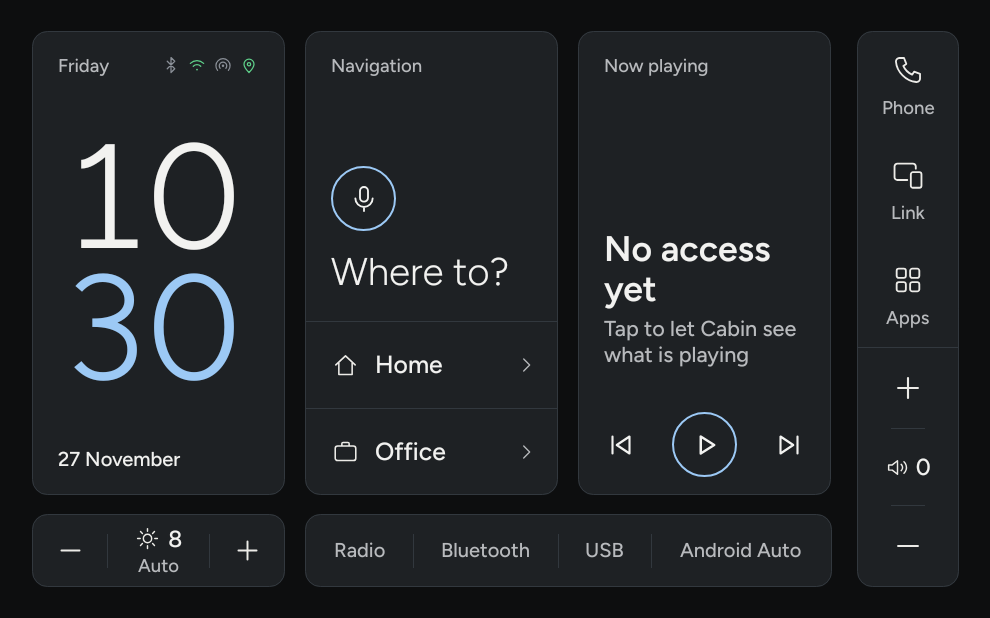
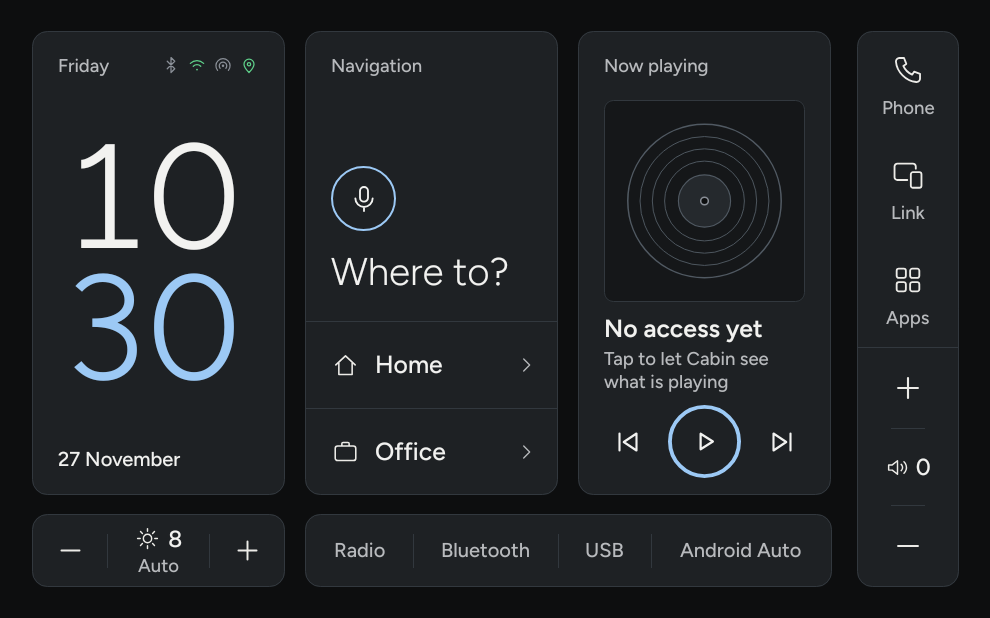
Before and after one commit to roufsyed/Cabin, an Android app built with Jetpack Compose: the screen it shows after launch (MainActivity), after a tap on "Home", on a phone screen of 824 x 412 dp (held sideways). Shown: the whole screen, without its empty margins (123-1113 px from the left). Run offline under Robolectric (Android 15) with nearby library versions, the phone set to English and light mode, and no system bars; 2 other taps on this screen came first.

Commit message:
implemented a redrawn Now playing card on Home with a large cover and the progress shown as a ring round play or pause

```diff
--- a/app/src/main/java/com/roufsyed/cabin/media/Covers.kt
+++ b/app/src/main/java/com/roufsyed/cabin/media/Covers.kt
@@ -12,8 +12,8 @@ import java.io.IOException
 /** Cover art as Cabin keeps it: square, and no larger than it is ever drawn. */
 object Covers {
 
-    /** The largest size cover art is drawn at is 84 design pixels; twice that covers any scale. */
-    const val SIDE_PX = 168
+    /** The largest size cover art is drawn at is 262 design pixels; twice that covers any scale. */
+    const val SIDE_PX = 524
 
     /**
      * The picture a player sent with its track, cropped square and scaled down. The result is always
--- a/app/src/main/java/com/roufsyed/cabin/model/UiModels.kt
+++ b/app/src/main/java/com/roufsyed/cabin/model/UiModels.kt
@@ -52,6 +52,8 @@ data class NowPlayingUi(
     val needsAccess: Boolean = false,
 ) {
     val playing: Boolean get() = progress.playing
+
+    val canSkip: Boolean get() = needsAccess || !progress.empty
 }
 
 /** What the Now playing panel says for each state of the unit's media. */
--- a/app/src/main/java/com/roufsyed/cabin/ui/home/HomePanels.kt
+++ b/app/src/main/java/com/roufsyed/cabin/ui/home/HomePanels.kt
@@ -7,6 +7,7 @@ import androidx.compose.foundation.layout.Arrangement
 import androidx.compose.foundation.layout.Box
 import androidx.compose.foundation.layout.Column
 import androidx.compose.foundation.layout.Row
+import androidx.compose.foundation.layout.Spacer
 import androidx.compose.foundation.layout.fillMaxSize
 import androidx.compose.foundation.layout.fillMaxWidth
 import androidx.compose.foundation.layout.height
@@ -29,7 +30,8 @@ import com.roufsyed.cabin.ui.components.pressable
 import com.roufsyed.cabin.ui.icons.Icon
 import com.roufsyed.cabin.ui.icons.SlateIcons
 import com.roufsyed.cabin.ui.media.CoverArt
-import com.roufsyed.cabin.ui.media.ProgressBlock
+import com.roufsyed.cabin.ui.media.NoCover
+import com.roufsyed.cabin.ui.media.ProgressRing
 import com.roufsyed.cabin.model.ClockUi
 import com.roufsyed.cabin.model.HomePanel
 import com.roufsyed.cabin.model.NavUi
@@ -230,53 +232,56 @@ private fun NowPlayingPanel(
 ) {
     Panel(Modifier.size(328.dp, 600.dp)) {
         Column(Modifier.fillMaxSize()) {
-            Box(
+            Column(
                 Modifier
-                    .size(326.dp, 470.dp)
+                    .size(326.dp, 483.dp)
                     .pressable("Open music", onClick = onOpen)
                     .padding(start = 32.dp, top = 28.dp, end = 32.dp),
             ) {
-                val timed = nowPlaying.progress.hasLength
-                Column(Modifier.fillMaxSize(), verticalArrangement = Arrangement.SpaceBetween) {
-                    Txt(nowPlaying.caption, 24, color = Slate.Muted)
-                    Column(
-                        modifier = Modifier.padding(bottom = if (timed) 0.dp else 36.dp),
-                        verticalArrangement = Arrangement.spacedBy(8.dp),
-                    ) {
-                        Txt(nowPlaying.title, 46, weight = Slate.SemiBold, lineHeight = 1.1f, maxLines = 3)
+                Txt(nowPlaying.caption, 24, color = Slate.Muted)
+                Spacer(Modifier.height(30.dp))
+                // The playing track's own picture, where its player supplies one, and a record drawn
+                // in its place where it does not: nothing moves when a picture comes and goes.
+                if (nowPlaying.art != null) {
+                    CoverArt(nowPlaying.art, 262.dp, 12.dp)
+                } else {
+                    NoCover(262.dp, 12.dp)
+                }
+                Box(Modifier.weight(1f).fillMaxWidth(), contentAlignment = Alignment.CenterStart) {
+                    Column(verticalArrangement = Arrangement.spacedBy(5.dp)) {
+                        Txt(nowPlaying.title, 32, weight = Slate.SemiBold, lineHeight = 1.1f, maxLines = 2)
                         if (nowPlaying.artist.isNotBlank()) {
-                            Txt(nowPlaying.artist, 28, color = Slate.Muted, maxLines = 2)
+                            Txt(nowPlaying.artist, 24, color = Slate.Muted, ellipsis = !nowPlaying.needsAccess, maxLines = 2)
                         }
                     }
-                    if (timed) ProgressBlock(nowPlaying.progress, gap = 14.dp)
-                }
-                // The playing track's own picture, where its player supplies one. It hangs in the top
-                // right corner, as the status marks do in the clock panel, and takes no room from the
-                // text: nothing moves when it comes and goes, and the longest title still clears it.
-                if (nowPlaying.art != null) {
-                    CoverArt(nowPlaying.art, 84.dp, 10.dp, Modifier.align(Alignment.TopEnd))
                 }
             }
-            Row(Modifier.size(326.dp, 128.dp)) {
+            Row(Modifier.size(326.dp, 115.dp)) {
+                val skip = if (nowPlaying.canSkip) Slate.Text else Slate.Disabled
                 Box(
-                    Modifier.size(108.dp, 128.dp).pressable("Previous", onClick = onPrevious),
+                    Modifier
+                        .size(113.dp, 115.dp)
+                        .pressable("Previous", enabled = nowPlaying.canSkip, onClick = onPrevious)
+                        .padding(start = 13.dp, bottom = 21.dp),
                     contentAlignment = Alignment.Center,
-                ) { Icon(SlateIcons.Previous, 44.dp, Slate.Text, 1.5f) }
+                ) { Icon(SlateIcons.Previous, 44.dp, skip, 1.5f) }
                 Box(
-                    Modifier.size(110.dp, 128.dp).pressable("Play or pause", onClick = onPlayPause),
+                    Modifier
+                        .size(100.dp, 115.dp)
+                        .pressable("Play or pause", onClick = onPlayPause)
+                        .padding(bottom = 21.dp),
                     contentAlignment = Alignment.Center,
                 ) {
-                    Box(
-                        Modifier.size(84.dp).border(1.5.dp, Slate.Accent, CircleShape),
-                        contentAlignment = Alignment.Center,
-                    ) {
-                        Icon(if (nowPlaying.playing) SlateIcons.Pause else SlateIcons.Play, 44.dp, Slate.Text, 1.75f)
-                    }
+                    ProgressRing(nowPlaying.progress, Modifier.size(94.dp))
+                    Icon(if (nowPlaying.playing) SlateIcons.Pause else SlateIcons.Play, 40.dp, Slate.Text, 1.75f)
                 }
                 Box(
-                    Modifier.size(108.dp, 128.dp).pressable("Next", onClick = onNext),
+                    Modifier
+                        .size(113.dp, 115.dp)
+                        .pressable("Next", enabled = nowPlaying.canSkip, onClick = onNext)
+                        .padding(end = 13.dp, bottom = 21.dp),
                     contentAlignment = Alignment.Center,
-                ) { Icon(SlateIcons.Next, 44.dp, Slate.Text, 1.5f) }
+                ) { Icon(SlateIcons.Next, 44.dp, skip, 1.5f) }
             }
         }
     }
--- a/app/src/main/java/com/roufsyed/cabin/ui/media/Cover.kt
+++ b/app/src/main/java/com/roufsyed/cabin/ui/media/Cover.kt
@@ -1,14 +1,21 @@
 package com.roufsyed.cabin.ui.media
 
+import androidx.compose.foundation.Canvas
 import androidx.compose.foundation.Image
+import androidx.compose.foundation.background
+import androidx.compose.foundation.border
 import androidx.compose.foundation.layout.size
 import androidx.compose.foundation.shape.RoundedCornerShape
 import androidx.compose.runtime.Composable
 import androidx.compose.ui.Modifier
 import androidx.compose.ui.draw.clip
+import androidx.compose.ui.graphics.Color
 import androidx.compose.ui.graphics.ImageBitmap
+import androidx.compose.ui.graphics.drawscope.Stroke
 import androidx.compose.ui.layout.ContentScale
 import androidx.compose.ui.unit.Dp
+import androidx.compose.ui.unit.dp
+import com.roufsyed.cabin.ui.theme.Slate
 
 /** The playing track's own picture, as its player supplied it: a square with rounded corners. */
 @Composable
@@ -20,3 +27,25 @@ fun CoverArt(art: ImageBitmap, side: Dp, corner: Dp, modifier: Modifier = Modifi
         contentScale = ContentScale.Crop,
     )
 }
+
+@Composable
+fun NoCover(side: Dp, corner: Dp, modifier: Modifier = Modifier) {
+    val shape = RoundedCornerShape(corner)
+    val ground = Slate.Ground
+    val groove = Slate.Outline
+    val label = Slate.Raised
+    val hole = Slate.Disabled
+    Canvas(modifier.size(side).background(ground.copy(alpha = 0.5f), shape).border(1.dp, Slate.Hairline, shape)) {
+        val unit = size.minDimension / RECORD_BOX
+        fun ring(radius: Float, width: Float, colour: Color) =
+            drawCircle(colour, radius * unit, style = Stroke(width * unit))
+        ring(100f, 2f, groove)
+        for (radius in listOf(84f, 68f, 52f)) ring(radius, 1.25f, groove)
+        drawCircle(label, 34f * unit)
+        ring(34f, 1.5f, groove)
+        drawCircle(ground, 5f * unit)
+        ring(5f, 2f, hole)
+    }
+}
+
+private const val RECORD_BOX = 262f
--- a/app/src/main/java/com/roufsyed/cabin/ui/media/Progress.kt
+++ b/app/src/main/java/com/roufsyed/cabin/ui/media/Progress.kt
@@ -1,18 +1,18 @@
 package com.roufsyed.cabin.ui.media
 
 import android.os.SystemClock
-import androidx.compose.foundation.background
-import androidx.compose.foundation.layout.Arrangement
-import androidx.compose.foundation.layout.Box
-import androidx.compose.foundation.layout.Column
-import androidx.compose.foundation.layout.Row
-import androidx.compose.foundation.layout.fillMaxWidth
-import androidx.compose.foundation.layout.height
-import androidx.compose.foundation.shape.RoundedCornerShape
+import androidx.compose.foundation.Canvas
 import androidx.compose.runtime.Composable
 import androidx.compose.runtime.getValue
 import androidx.compose.runtime.produceState
 import androidx.compose.ui.Modifier
+import androidx.compose.ui.geometry.Offset
+import androidx.compose.ui.geometry.Size
+import androidx.compose.ui.graphics.StrokeCap
+import androidx.compose.ui.graphics.drawscope.Stroke
+import androidx.compose.ui.semantics.ProgressBarRangeInfo
+import androidx.compose.ui.semantics.progressBarRangeInfo
+import androidx.compose.ui.semantics.semantics
 import androidx.compose.ui.unit.Dp
 import androidx.compose.ui.unit.dp
 import androidx.lifecycle.Lifecycle
@@ -20,7 +20,6 @@ import androidx.lifecycle.compose.LocalLifecycleOwner
 import androidx.lifecycle.repeatOnLifecycle
 import com.roufsyed.cabin.media.PlaybackProgress
 import com.roufsyed.cabin.ui.theme.Slate
-import com.roufsyed.cabin.ui.theme.Txt
 import kotlinx.coroutines.delay
 
 /**
@@ -36,7 +35,7 @@ fun rememberPlaybackClock(progress: PlaybackProgress): Long {
             lifecycle.repeatOnLifecycle(Lifecycle.State.STARTED) {
                 while (true) {
                     value = SystemClock.elapsedRealtime()
-                    // Wake just after the next whole second of the track, so the label changes on time.
+                    // Wake just after the next whole second of the track, so the arc moves in even steps.
                     val intoSecond = progress.positionAt(value) % 1000L
                     delay((1000L - intoSecond).coerceIn(50L, 1000L) + 20L)
                 }
@@ -46,39 +45,34 @@ fun rememberPlaybackClock(progress: PlaybackProgress): Long {
     return now
 }
 
-/** The 3 px progress line with the position and length under it, [gap] apart. */
+/**
+ * The progress ring, [stroke] thick: an outline-coloured track with the played part in the accent,
+ * from the top and clockwise. Where the player gives no length the ring is whole and in the accent,
+ * and says nothing of progress.
+ */
 @Composable
-fun ProgressBlock(progress: PlaybackProgress, gap: Dp, modifier: Modifier = Modifier) {
-    val now = rememberPlaybackClock(progress)
-    Column(modifier, verticalArrangement = Arrangement.spacedBy(gap)) {
-        ProgressTrack(progress.fractionAt(now))
-        Row(
-            modifier = Modifier
-                .fillMaxWidth()
-                .height(29.dp),
-            horizontalArrangement = Arrangement.SpaceBetween,
-        ) {
-            Txt(progress.positionLabel(now), 24, color = Slate.Muted, tabular = true)
-            Txt(progress.durationLabel, 24, color = Slate.Muted, tabular = true)
+fun ProgressRing(progress: PlaybackProgress, modifier: Modifier = Modifier, stroke: Dp = 5.dp) {
+    val timed = progress.hasLength
+    val played = progress.fractionAt(rememberPlaybackClock(progress))
+    val accent = Slate.Accent
+    val rest = Slate.Outline
+    Canvas(modifier.semantics { if (timed) progressBarRangeInfo = ProgressBarRangeInfo(played, 0f..1f) }) {
+        val width = stroke.toPx()
+        val corner = Offset(width / 2f, width / 2f)
+        val box = Size(size.width - width, size.height - width)
+        if (timed) {
+            drawArc(rest, 0f, 360f, useCenter = false, topLeft = corner, size = box, style = Stroke(width))
+            drawArc(
+                color = accent,
+                startAngle = -90f,
+                sweepAngle = 360f * played,
+                useCenter = false,
+                topLeft = corner,
+                size = box,
+                style = Stroke(width, cap = StrokeCap.Round),
+            )
+        } else {
+            drawArc(accent, 0f, 360f, useCenter = false, topLeft = corner, size = box, style = Stroke(width))
         }
     }
 }
-
-/** The 3 px progress line: a hairline-coloured track with the played part in the accent. */
-@Composable
-fun ProgressTrack(fraction: Float, modifier: Modifier = Modifier) {
-    val shape = RoundedCornerShape(2.dp)
-    Box(
-        modifier
-            .fillMaxWidth()
-            .height(3.dp)
-            .background(Slate.Hairline, shape),
-    ) {
-        Box(
-            Modifier
-                .fillMaxWidth(fraction.coerceIn(0f, 1f))
-                .height(3.dp)
-                .background(Slate.Accent, shape),
-        )
-    }
-}
```
Also changed, not shown: app/src/main/java/com/roufsyed/cabin/media/NowPlaying.kt (+4 -9 lines), 3 other files.
